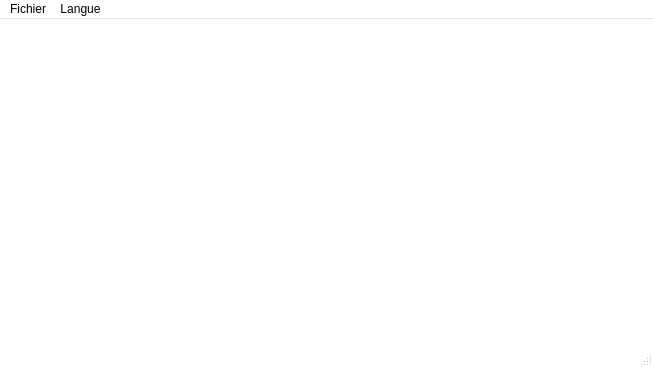
This is forms/mainwindow.ui in axel7083/Fitts as Qt 5 draws it before an edit. The edited form follows.
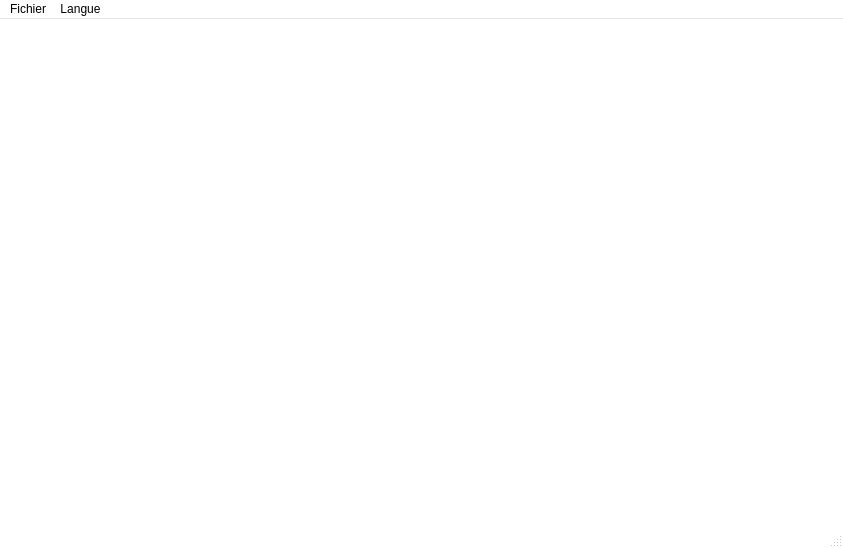
This is the edited form. Icons and pictures are not drawn.

```diff
--- a/forms/mainwindow.ui
+++ b/forms/mainwindow.ui
@@ -6,8 +6,8 @@
    <rect>
     <x>0</x>
     <y>0</y>
-    <width>653</width>
-    <height>367</height>
+    <width>843</width>
+    <height>548</height>
    </rect>
   </property>
   <property name="palette">
@@ -56,7 +56,7 @@
     <rect>
      <x>0</x>
      <y>0</y>
-     <width>653</width>
+     <width>843</width>
      <height>21</height>
     </rect>
    </property>
```
Left out of the diff: 16 changed lines with no effect on the pictures.
